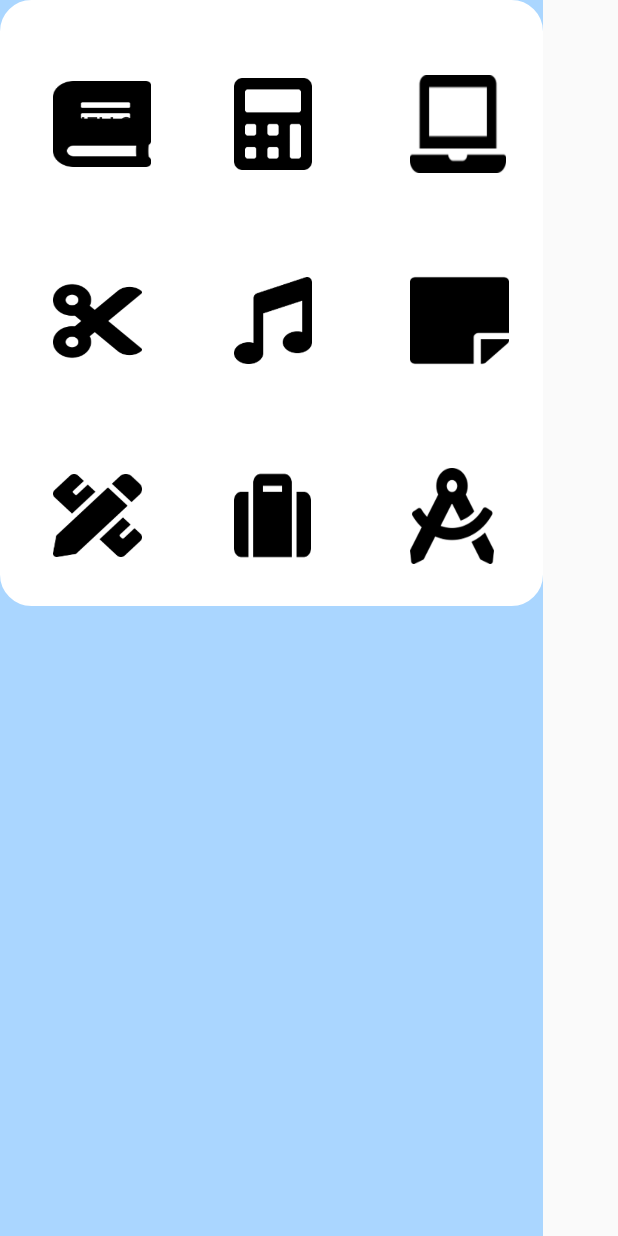
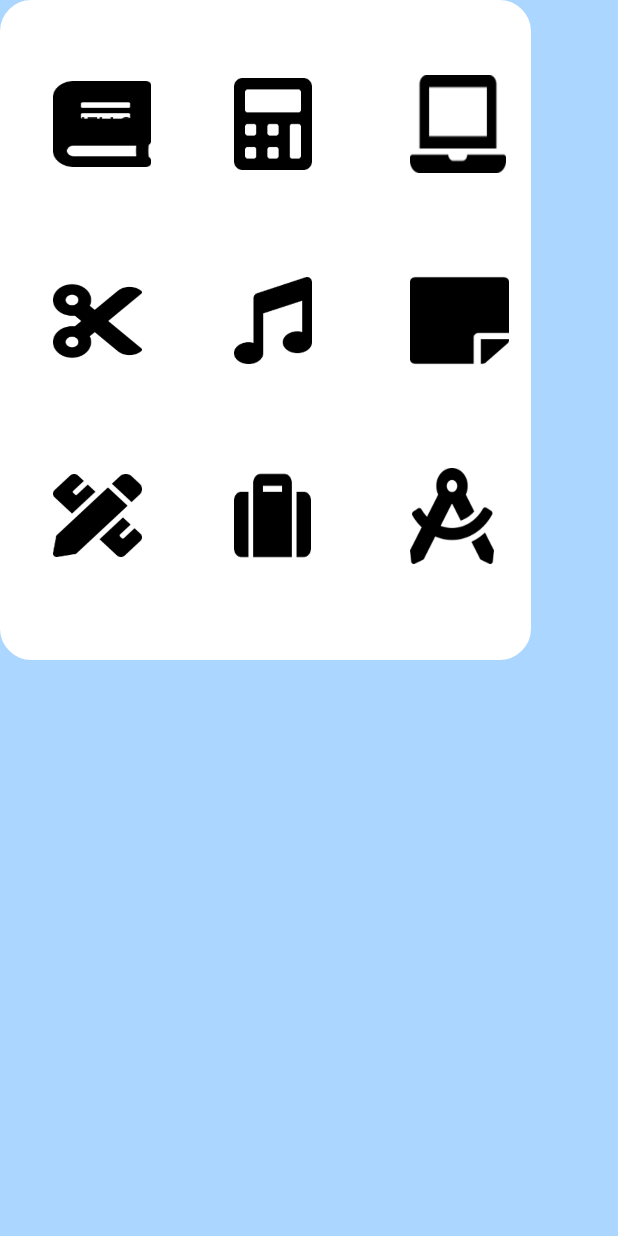
Before and after one commit to PironP/TeachMeApp, an Android app: the DepositActivity screen opened directly, with no data from a screen before it, on a phone screen of 412 x 824 dp. Run offline under Robolectric (Android 15) with nearby library versions, the phone set to English and light mode, and no system bars; our stand-ins replace ButterKnife.

Commit message:
Get large layout

```diff
--- a/app/src/main/res/layout/activity_deposit.xml
+++ b/app/src/main/res/layout/activity_deposit.xml
@@ -2,7 +2,7 @@
 <android.support.constraint.ConstraintLayout xmlns:android="http://schemas.android.com/apk/res/android"
     xmlns:app="http://schemas.android.com/apk/res-auto"
     xmlns:tools="http://schemas.android.com/tools"
-    android:layout_width="wrap_content"
+    android:layout_width="match_parent"
     android:layout_height="match_parent"
     android:background="@color/colorPrimary"
     android:minHeight="40dp"
@@ -10,9 +10,11 @@
 
     <ImageView
         android:id="@+id/depositLogo"
-        android:layout_width="114dp"
-        android:layout_height="89dp"
+        android:layout_width="117dp"
+        android:layout_height="91dp"
+        android:layout_marginTop="4dp"
         android:src="@drawable/logo_teachme"
+        app:layout_constraintHorizontal_bias="0.501"
         app:layout_constraintLeft_toLeftOf="parent"
         app:layout_constraintRight_toRightOf="parent"
         app:layout_constraintTop_toTopOf="parent" />
@@ -29,16 +31,16 @@
 
     <GridLayout xmlns:android="http://schemas.android.com/apk/res/android"
         android:id="@+id/grid_layout_categorie"
-        android:layout_width="362dp"
-        android:layout_height="404dp"
+        android:layout_width="354dp"
+        android:layout_height="440dp"
 
         android:animateLayoutChanges="false"
         android:background="@drawable/shape"
         android:backgroundTintMode="screen"
         android:columnCount="3"
         android:orientation="horizontal"
-        tools:layout_editor_absoluteX="11dp"
-        tools:layout_editor_absoluteY="88dp">
+        tools:layout_editor_absoluteX="16dp"
+        tools:layout_editor_absoluteY="107dp">
 
 
         <Button
```
